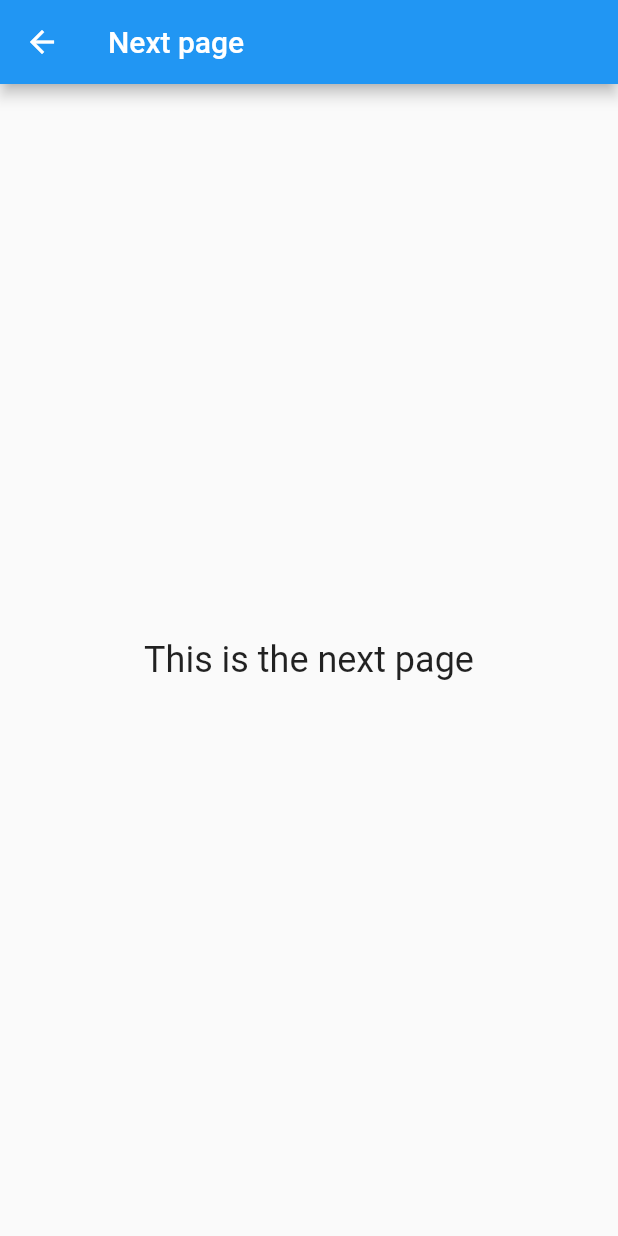
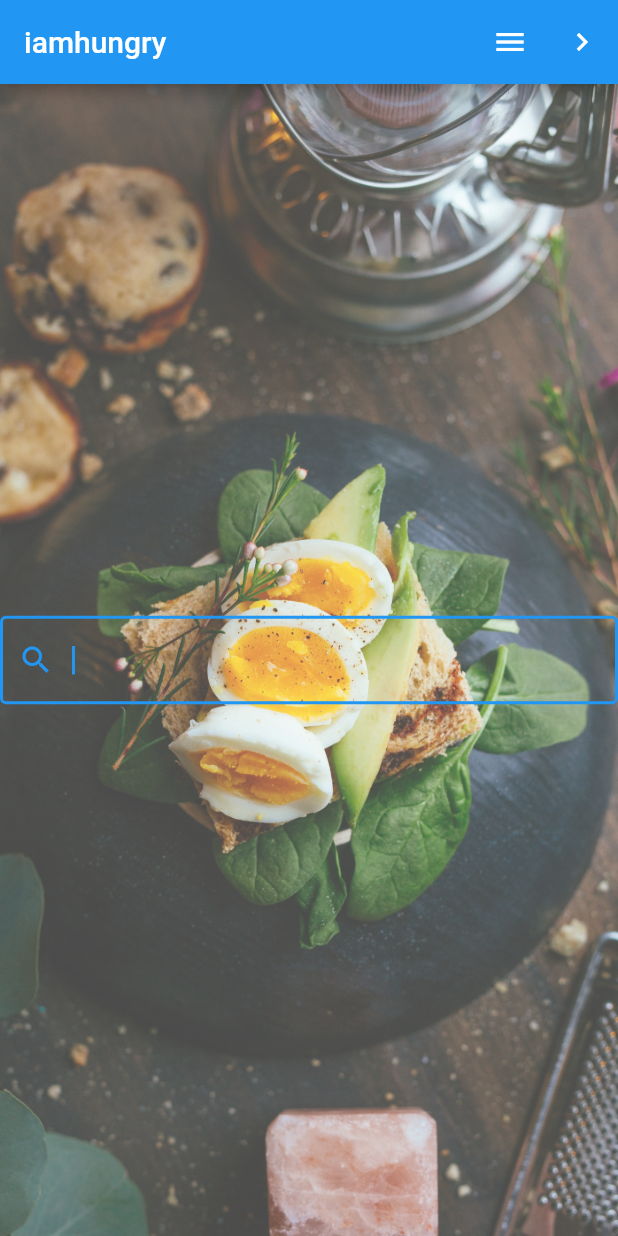
Before and after one commit to robinstrom/iamhungry, a Flutter app: the screen it shows after launch, after a tap on the "navigate next" icon, on a phone screen of 412 x 824 dp. Run offline on Flutter 3.47's test engine with Material 2 defaults, Android fonts, the phone set to English and light mode, and no system bars.

Commit message:
adding search field and background

```diff
--- a/app/lib/main.dart
+++ b/app/lib/main.dart
@@ -1,13 +1,7 @@
-// Flutter code sample for
-
-// This sample shows an [AppBar] with two simple actions. The first action
-// opens a [SnackBar], while the second action navigates to a new page.
-
 import 'package:flutter/material.dart';
 
 void main() => runApp(MyApp());
 
-/// This Widget is the main application widget.
 class MyApp extends StatelessWidget {
   static const String _title = 'iamhungry';
 
@@ -15,62 +9,58 @@ class MyApp extends StatelessWidget {
   Widget build(BuildContext context) {
     return MaterialApp(
       title: _title,
-      home: MyStatelessWidget(),
+      home: Scaffold(
+          appBar: AppBar(
+            title: const Text('iamhungry'),
+            actions: <Widget>[
+              IconButton(icon: Icon(Icons.menu), onPressed: () {}),
+              IconButton(icon: Icon(Icons.navigate_next), onPressed: () {}),
+            ],
+          ),
+          body:
+              Stack(children: <Widget>[Container(child: MyStatefulWidget())])),
     );
   }
 }
 
-final GlobalKey<ScaffoldState> scaffoldKey = GlobalKey<ScaffoldState>();
-final SnackBar snackBar = const SnackBar(content: Text('Showing Snackbar'));
+class MyStatefulWidget extends StatefulWidget {
+  MyStatefulWidget({Key key}) : super(key: key);
 
-void openPage(BuildContext context) {
-  Navigator.push(context, MaterialPageRoute(
-    builder: (BuildContext context) {
-      return Scaffold(
-        appBar: AppBar(
-          title: const Text('Next page'),
+  @override
+  _MyStatefulWidgetState createState() => _MyStatefulWidgetState();
+}
+
+class _MyStatefulWidgetState extends State<MyStatefulWidget> {
+  void initState() {
+    super.initState();
+  }
+
+  void dispose() {
+    super.dispose();
+  }
+
+  Widget build(BuildContext context) {
+    return Scaffold(
+      body: Stack(children: <Widget>[
+        Opacity(
+          opacity: 0.7,
+          child: Container(
+              decoration: BoxDecoration(
+              image: DecorationImage(
+                image: AssetImage('images/avocado-egg-sandwich.png'),
+                fit: BoxFit.cover),
+          )),
         ),
-        body: const Center(
-          child: Text(
-            'This is the next page',
-            style: TextStyle(fontSize: 24),
+        Center(
+          child: TextField(
+            autofocus: true,
+            enabled: true,
+            showCursor: true,
+            decoration: InputDecoration(
+                prefixIcon: Icon(Icons.search), border: OutlineInputBorder()),
           ),
         ),
-      );
-    },
-  ));
-}
-
-/// This is the stateless widget that the main application instantiates
-class MyStatelessWidget extends StatelessWidget {
-  MyStatelessWidget({Key key}) : super(key: key);
-
-  @override
-  Widget build(BuildContext context) {
-    return Scaffold(
-      key: scaffoldKey,
-      appBar: AppBar(
-        title: const Text('iamhungry'),
-        actions: <Widget>[
-          IconButton(
-            icon: Icon(Icons.search),
-            onPressed: () {},
-          ),
-          IconButton(
-            icon: const Icon(Icons.navigate_next),
-            tooltip: 'Next page',
-            onPressed: () {
-              openPage(context);
-            },
-          ),
-        ],
-      ),
-      body: const Center(
-        child: Text(
-          'This is the home page',
-          style: TextStyle(fontSize: 24),
-        ),
-      ),
+      ]),
     );
   }
 }
```
Also changed, not shown: app/pubspec.yaml (+2 -54 lines), app/images/avocado-egg-sandwich.png (added), 1 other file.
